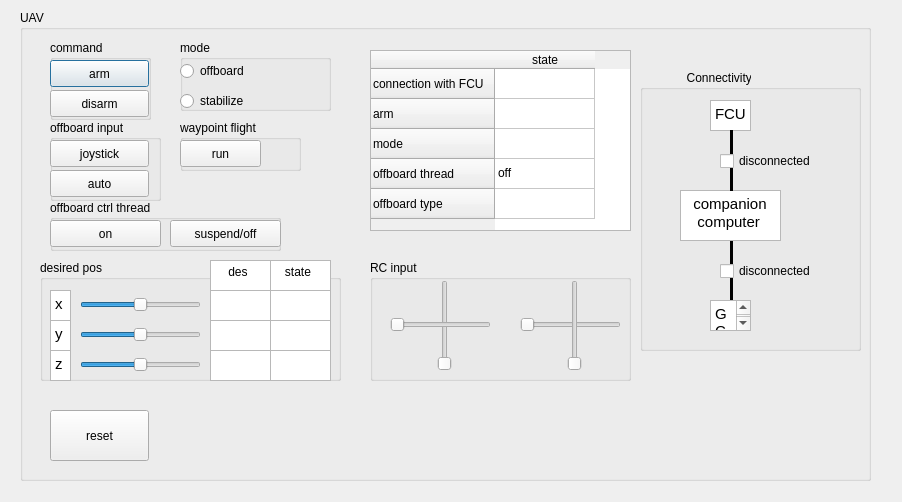
Old version of the form scripts/gui_TK1.ui in the repository lwcworld/wc_TK1_ROS.
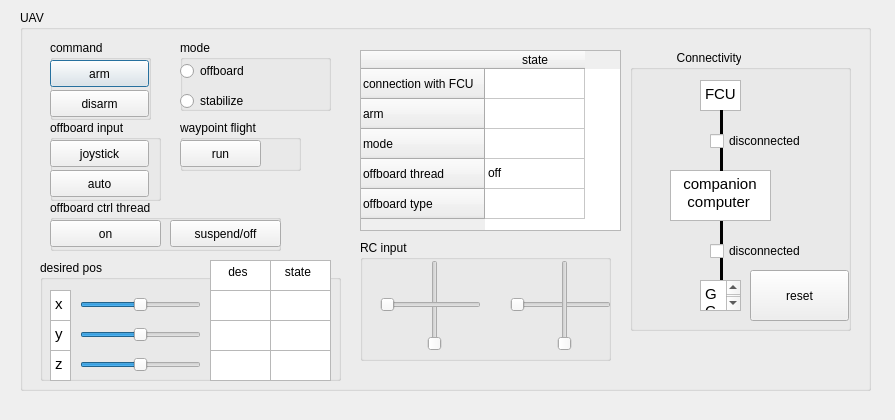
New version of the form.

Patch:
```diff
--- a/scripts/gui_TK1.ui
+++ b/scripts/gui_TK1.ui
@@ -6,8 +6,8 @@
    <rect>
     <x>0</x>
     <y>0</y>
-    <width>902</width>
-    <height>502</height>
+    <width>895</width>
+    <height>420</height>
    </rect>
   </property>
   <property name="windowTitle">
@@ -19,7 +19,7 @@
      <x>20</x>
      <y>10</y>
      <width>851</width>
-     <height>471</height>
+     <height>381</height>
     </rect>
    </property>
    <property name="title">
@@ -468,24 +468,11 @@
      </property>
     </widget>
    </widget>
-   <widget class="QPushButton" name="pushButton_12">
-    <property name="geometry">
-     <rect>
-      <x>30</x>
-      <y>400</y>
-      <width>99</width>
-      <height>51</height>
-     </rect>
-    </property>
-    <property name="text">
-     <string>reset</string>
-    </property>
-   </widget>
    <widget class="QGroupBox" name="groupBox_5">
     <property name="geometry">
      <rect>
-      <x>620</x>
-      <y>60</y>
+      <x>610</x>
+      <y>40</y>
       <width>221</width>
       <height>281</height>
      </rect>
@@ -624,78 +611,25 @@
       <bool>false</bool>
      </property>
     </widget>
-   </widget>
-  </widget>
-  <widget class="QGroupBox" name="groupBox_2">
+    <widget class="QPushButton" name="pushButton_12">
    <property name="geometry">
     <rect>
-     <x>370</x>
-     <y>260</y>
-     <width>261</width>
-     <height>121</height>
-    </rect>
-   </property>
-   <property name="title">
-    <string>RC input</string>
-   </property>
-   <widget class="QSlider" name="verticalSlider_pitch_1">
-    <property name="geometry">
-     <rect>
-      <x>60</x>
-      <y>20</y>
-      <width>29</width>
-      <height>91</height>
-     </rect>
-    </property>
-    <property name="orientation">
-     <enum>Qt::Vertical</enum>
-    </property>
-   </widget>
-   <widget class="QSlider" name="horizontalSlider_roll_1">
-    <property name="geometry">
-     <rect>
-      <x>150</x>
-      <y>50</y>
-      <width>101</width>
-      <height>29</height>
-     </rect>
-    </property>
-    <property name="orientation">
-     <enum>Qt::Horizontal</enum>
-    </property>
-   </widget>
-   <widget class="QSlider" name="verticalSlider_throttle_1">
-    <property name="geometry">
-     <rect>
-      <x>190</x>
-      <y>20</y>
-      <width>29</width>
-      <height>91</height>
-     </rect>
-    </property>
-    <property name="orientation">
-     <enum>Qt::Vertical</enum>
-    </property>
-   </widget>
-   <widget class="QSlider" name="horizontalSlider_yaw_1">
-    <property name="geometry">
-     <rect>
-      <x>20</x>
-      <y>50</y>
-      <width>101</width>
-      <height>29</height>
-     </rect>
-    </property>
-    <property name="orientation">
-     <enum>Qt::Horizontal</enum>
+       <x>120</x>
+       <y>220</y>
+       <width>99</width>
+       <height>51</height>
+      </rect>
+     </property>
+     <property name="text">
+      <string>reset</string>
     </property>
    </widget>
   </widget>
   <widget class="QTableWidget" name="tableWidget">
    <property name="geometry">
     <rect>
-     <x>370</x>
-     <y>50</y>
+      <x>340</x>
+      <y>40</y>
      <width>261</width>
      <height>181</height>
     </rect>
@@ -745,6 +679,72 @@
      <string/>
     </property>
    </item>
+   </widget>
+   <widget class="QGroupBox" name="groupBox_2">
+    <property name="geometry">
+     <rect>
+      <x>340</x>
+      <y>230</y>
+      <width>251</width>
+      <height>121</height>
+     </rect>
+    </property>
+    <property name="title">
+     <string>RC input</string>
+    </property>
+    <widget class="QSlider" name="verticalSlider_pitch_1">
+     <property name="geometry">
+      <rect>
+       <x>60</x>
+       <y>20</y>
+       <width>29</width>
+       <height>91</height>
+      </rect>
+     </property>
+     <property name="orientation">
+      <enum>Qt::Vertical</enum>
+     </property>
+    </widget>
+    <widget class="QSlider" name="horizontalSlider_roll_1">
+     <property name="geometry">
+      <rect>
+       <x>150</x>
+       <y>50</y>
+       <width>101</width>
+       <height>29</height>
+      </rect>
+     </property>
+     <property name="orientation">
+      <enum>Qt::Horizontal</enum>
+     </property>
+    </widget>
+    <widget class="QSlider" name="verticalSlider_throttle_1">
+     <property name="geometry">
+      <rect>
+       <x>190</x>
+       <y>20</y>
+       <width>29</width>
+       <height>91</height>
+      </rect>
+     </property>
+     <property name="orientation">
+      <enum>Qt::Vertical</enum>
+     </property>
+    </widget>
+    <widget class="QSlider" name="horizontalSlider_yaw_1">
+     <property name="geometry">
+      <rect>
+       <x>20</x>
+       <y>50</y>
+       <width>101</width>
+       <height>29</height>
+      </rect>
+     </property>
+     <property name="orientation">
+      <enum>Qt::Horizontal</enum>
+     </property>
+    </widget>
+   </widget>
   </widget>
  </widget>
  <resources/>
```
Lines whose indentation alone changed are shown as unchanged.
